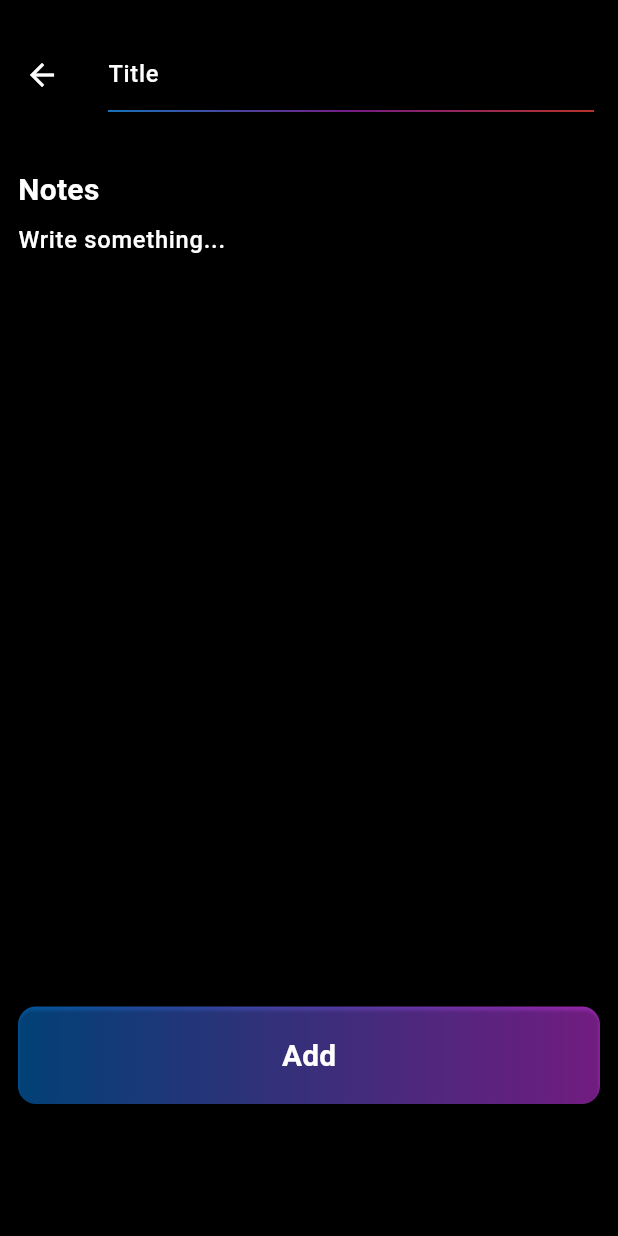
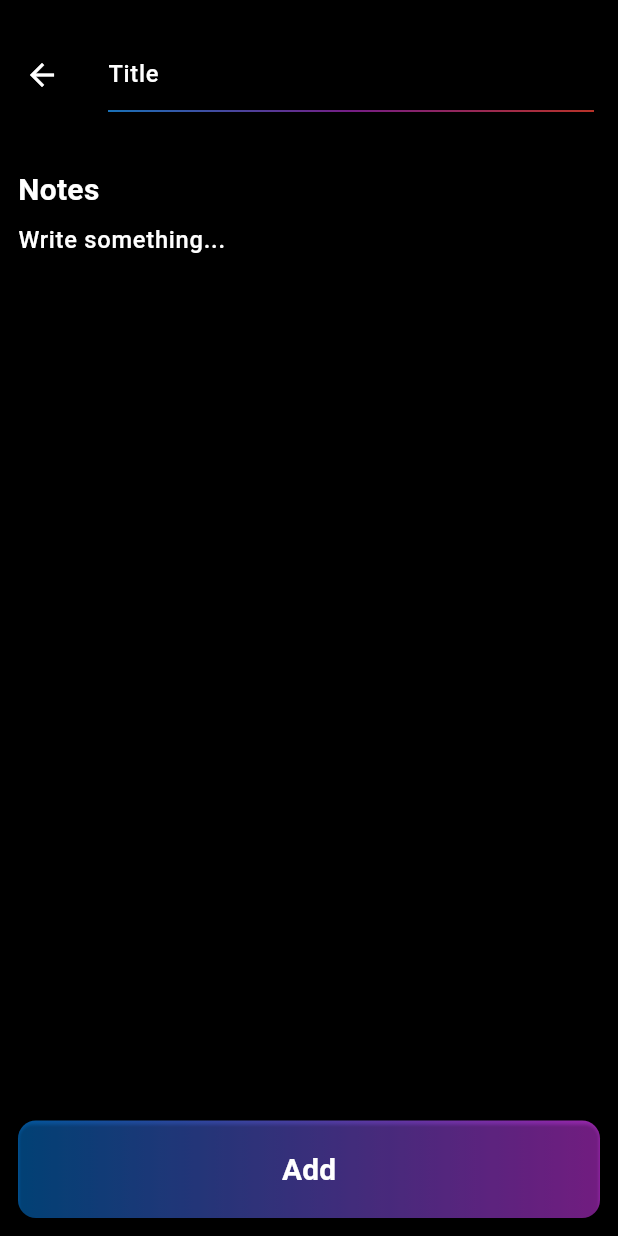
Before and after one commit to QalibJs/todo-app, a Flutter app: the NoteScreen screen opened directly, on a phone screen of 412 x 824 dp. Run offline on Flutter 3.47's test engine with Material 2 defaults, Android fonts, the phone set to English and light mode, and no system bars; our stand-ins replace dio, flutter_bloc, get_it, sizer.

Commit message:
sixth commit

```diff
--- a/lib/app/note/widgets/note_full_widget.dart
+++ b/lib/app/note/widgets/note_full_widget.dart
@@ -11,8 +11,7 @@ class NoteFullWidget extends StatelessWidget {
   Widget build(BuildContext context) {
     return Padding(
       padding: AppPaddings.all12,
-      child: const SingleChildScrollView(
-        child: Column(
+      child: const Column(
         mainAxisAlignment: MainAxisAlignment.start,
         crossAxisAlignment: CrossAxisAlignment.start,
         children: [
@@ -21,7 +20,6 @@ class NoteFullWidget extends StatelessWidget {
           NoteButtonWidget(),
         ],
       ),
-      ),
     );
   }
 }
--- a/lib/app/note/widgets/note_input_widget.dart
+++ b/lib/app/note/widgets/note_input_widget.dart
@@ -10,12 +10,15 @@ class NoteInputWidget extends StatelessWidget {
   @override
   Widget build(BuildContext context) {
     NoteCubit noteCubit = context.watch<NoteCubit>();
-    return SizedBox(
-      height: MediaQuery.of(context).size.height - 293,
-      child: GlobalInputWidget(
-        controller: noteCubit.noteController,
-        hintText: AppTexts.write,
-        maxLines: 50,
+    return Expanded(
+
+      child: SizedBox(
+        width: MediaQuery.of(context).size.width,
+        child: GlobalInputWidget(
+          controller: noteCubit.noteController,
+          hintText: AppTexts.write,
+          maxLines: 50,
+        ),
       ),
     );
   }
```
Also changed, not shown: lib/app/note/screens/note_screen.dart (+5 -4 lines), lib/app/note/widgets/note_button_widget.dart (+5 -2 lines). Lines whose indentation alone changed are shown as unchanged.
